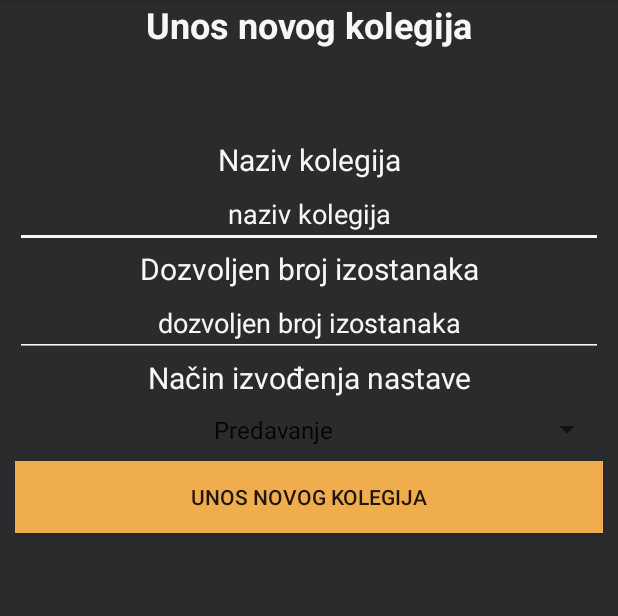
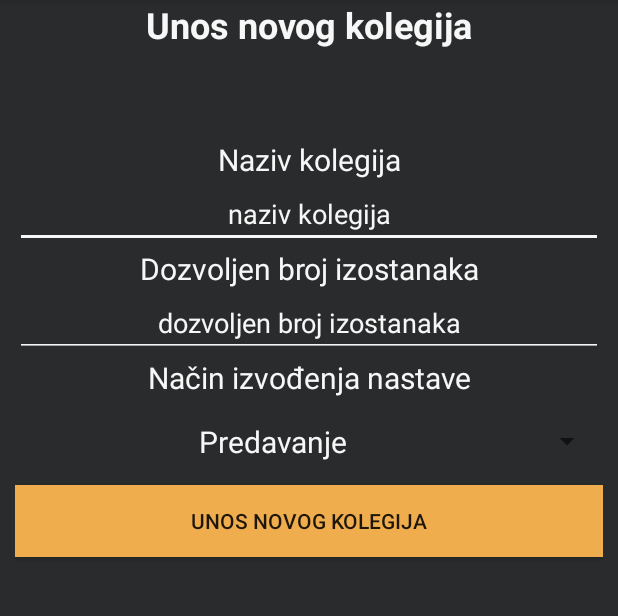
Before and after one commit to jmigac/nohax4life, an Android app: the DodavanjeKolegija screen opened directly, with no data from a screen before it, on a phone screen of 412 x 824 dp, the part 84-700 px from its top. Run offline under Robolectric (Android 15) with nearby library versions, the phone set to English and light mode, and no system bars.

Commit message:
20 Dodan novi layout za promjenu boje Spinnera

```diff
--- a/Aplikacija/NoHax4Life2/app/src/main/java/com/juricamigac/nohax4life/DodavanjeKolegija.java
+++ b/Aplikacija/NoHax4Life2/app/src/main/java/com/juricamigac/nohax4life/DodavanjeKolegija.java
@@ -2,6 +2,7 @@ package com.juricamigac.nohax4life;
 
 import androidx.appcompat.app.AppCompatActivity;
 
+import android.app.Activity;
 import android.os.Bundle;
 import android.view.View;
 import android.widget.ArrayAdapter;
@@ -60,7 +61,7 @@ public class DodavanjeKolegija extends AppCompatActivity {
                     kolegij.setBrojIzostanaka(Integer.parseInt(etBrojIzostanaka.getText().toString()));
                     kolegij.setNazivIzvodenjaKolegija(dropDownNaciniIzvodenjaNastave.getSelectedItem().toString());
                     onKolegijAdded.notifyChanges(kolegij);
-                    finish();
+                    ((Activity)getApplicationContext()).finishAffinity();
                 }
             }
         });
@@ -80,7 +81,8 @@ public class DodavanjeKolegija extends AppCompatActivity {
         nacini.add("Laboratorijske vježbe");
         nacini.add("Auditorne vježbe");
         nacini.add("Demonstrature");
-        ArrayAdapter<String> adapter = new ArrayAdapter<>(this,android.R.layout.simple_spinner_item,nacini);
+        //android.R.layout.simple_spinner_item
+        ArrayAdapter<String> adapter = new ArrayAdapter<>(this,R.layout.spinner_item_view,nacini);
         adapter.setDropDownViewResource(android.R.layout.simple_spinner_dropdown_item);
         dropDownNaciniIzvodenjaNastave.setAdapter(adapter);
 
--- a/Aplikacija/NoHax4Life2/app/src/main/java/com/juricamigac/nohax4life/MainActivity.java
+++ b/Aplikacija/NoHax4Life2/app/src/main/java/com/juricamigac/nohax4life/MainActivity.java
@@ -69,6 +69,7 @@ public class MainActivity extends AppCompatActivity implements OnKolegijClick, O
             @Override
             public void onClick(View view) {
                 startActivity(new Intent(MainActivity.this,DodavanjeKolegija.class));
+
             }
         });
 
--- a/Aplikacija/NoHax4Life2/app/src/main/res/layout/simple_spinner_dropdown_item.xml
+++ b/Aplikacija/NoHax4Life2/app/src/main/res/layout/simple_spinner_dropdown_item.xml
@@ -1,7 +1,9 @@
 <?xml version="1.0" encoding="utf-8"?>
-<Spinner android:id="@+id/spinner1"
+<Spinner xmlns:android="http://schemas.android.com/apk/res/android"
+    android:id="@+id/spinner1"
     android:layout_width="match_parent"
     android:layout_height="wrap_content"
     android:background="@android:drawable/btn_dropdown"
+    android:forceDarkAllowed="true"
     android:spinnerMode="dropdown"
-    xmlns:android="http://schemas.android.com/apk/res/android" />
+    android:textAlignment="center" />
--- /dev/null
+++ b/Aplikacija/NoHax4Life2/app/src/main/res/layout/spinner_item_view.xml
@@ -0,0 +1,10 @@
+<?xml version="1.0" encoding="utf-8"?>
+
+<TextView xmlns:android="http://schemas.android.com/apk/res/android"
+    android:layout_width="match_parent"
+    android:layout_height="wrap_content"
+    android:gravity="left"
+    android:padding="5dip"
+    android:textAlignment="center"
+    android:textColor="#F7F7F7"
+    android:textSize="20sp" />
```
